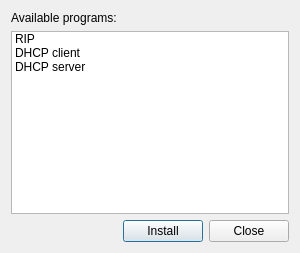
Qt form src/forms/installdialog.ui (Vortm4x/netemul) before a commit.
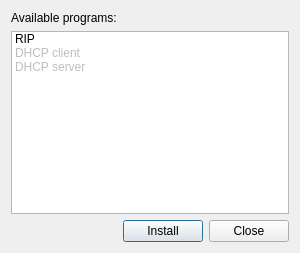
The same form after that commit. Icons and pictures are not drawn.

```diff
--- a/src/forms/installdialog.ui
+++ b/src/forms/installdialog.ui
@@ -43,11 +43,17 @@
         <property name="text">
          <string>DHCP client</string>
         </property>
+        <property name="flags">
+         <set>ItemIsSelectable|ItemIsDragEnabled|ItemIsUserCheckable</set>
+        </property>
        </item>
        <item>
         <property name="text">
          <string>DHCP server</string>
         </property>
+        <property name="flags">
+         <set>ItemIsSelectable|ItemIsDragEnabled|ItemIsUserCheckable</set>
+        </property>
        </item>
       </widget>
      </item>
```
Left out of the diff: 8 changed lines with no effect on the pictures.
